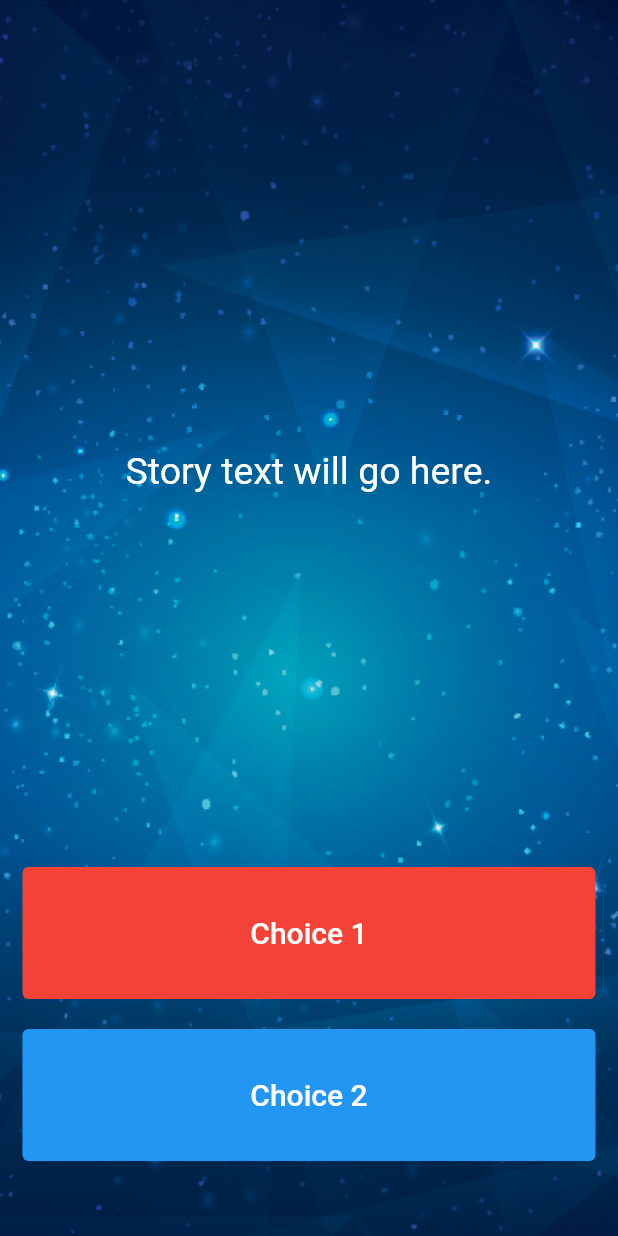
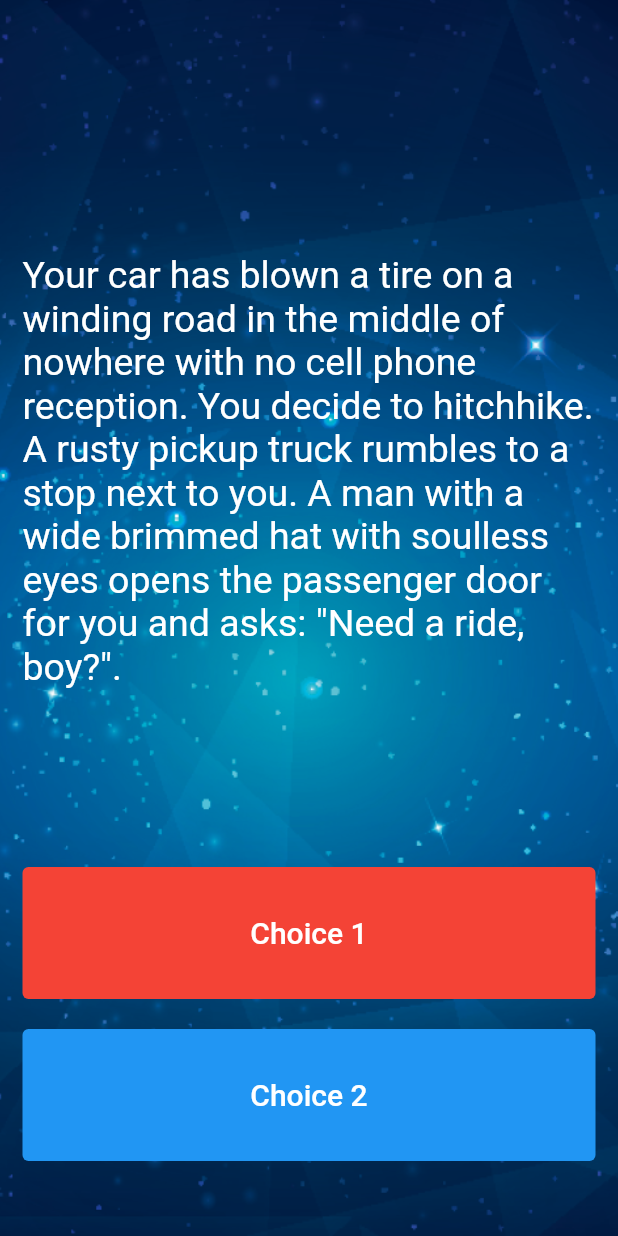
Before and after one commit to bunnyBites/interactive-destini, a Flutter app: the screen it shows after launch, on a phone screen of 412 x 824 dp. Run offline on Flutter 3.47's test engine with Material 2 defaults, Android fonts, the phone set to English and light mode, and no system bars.

Commit message:
add getStory method

```diff
--- a/lib/main.dart
+++ b/lib/main.dart
@@ -1,8 +1,10 @@
 import 'package:flutter/material.dart';
+import 'package:interactive_destini/story_brain.dart';
 
 //TODO: Step 15 - Run the app and see if you can see the screen update with the first story. Delete this TODO if it looks as you expected.
 
 void main() => runApp(const Destini());
+StoryBrain storyBrain = StoryBrain();
 
 class Destini extends StatelessWidget {
   const Destini({super.key});
@@ -16,7 +18,6 @@ class Destini extends StatelessWidget {
   }
 }
 
-//TODO: Step 9 - Create a new storyBrain object from the StoryBrain class.
 class StoryPage extends StatefulWidget {
   const StoryPage({super.key});
 
@@ -41,13 +42,12 @@ class _StoryPageState extends State<StoryPage> {
           child: Column(
             crossAxisAlignment: CrossAxisAlignment.stretch,
             children: <Widget>[
-              const Expanded(
+              Expanded(
                 flex: 12,
                 child: Center(
                   child: Text(
-                    //TODO: Step 10 - use the storyBrain to get the first story title and display it in this Text Widget.
-                    'Story text will go here.',
-                    style: TextStyle(
+                    storyBrain.getStory(),
+                    style: const TextStyle(
                       fontSize: 25.0,
                     ),
                   ),
--- a/lib/story_brain.dart
+++ b/lib/story_brain.dart
@@ -33,7 +33,7 @@ class StoryBrain {
         choice2: '')
   ];
 
-  getStory(String storyTitle) {
+  String getStory() {
     return _storyData.first.storyTitle;
   }
 }
```
